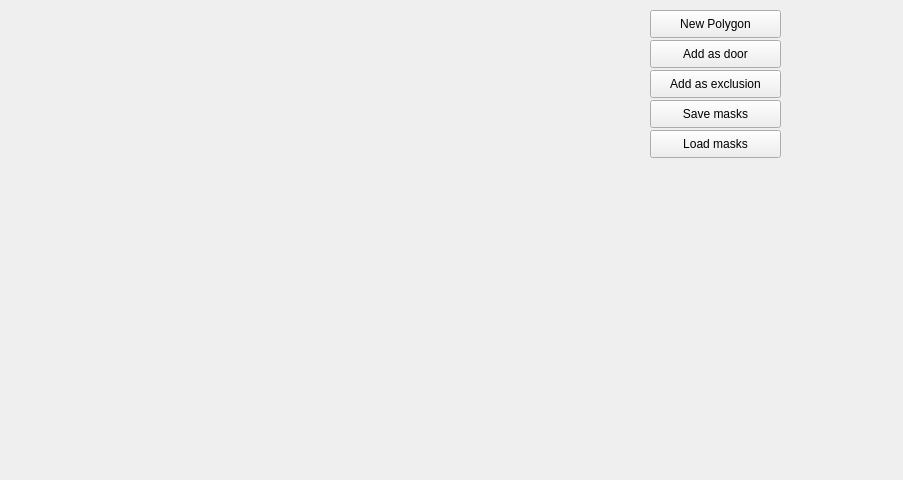
GroupDenseKitchen/KitchenOccupation, file src/Debugging/MainConfigurationWindow.ui: the form before one commit.
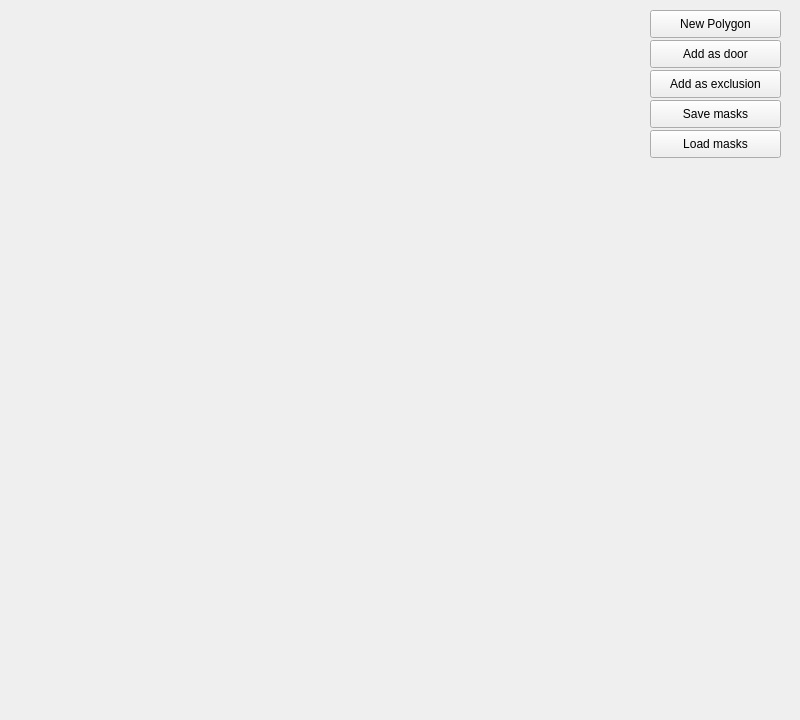
The form after the commit.

Commit message: ConfigGUI works rather nice actually

What changed in the file:
```diff
--- a/src/Debugging/MainConfigurationWindow.ui
+++ b/src/Debugging/MainConfigurationWindow.ui
@@ -6,8 +6,8 @@
    <rect>
     <x>0</x>
     <y>0</y>
-    <width>903</width>
-    <height>480</height>
+    <width>800</width>
+    <height>720</height>
    </rect>
   </property>
   <property name="windowTitle">
@@ -94,6 +94,38 @@
     <string>Load masks</string>
    </property>
   </widget>
+  <widget class="QLabel" name="doorMaskLabel">
+   <property name="geometry">
+    <rect>
+     <x>0</x>
+     <y>480</y>
+     <width>320</width>
+     <height>240</height>
+    </rect>
+   </property>
+   <property name="autoFillBackground">
+    <bool>true</bool>
+   </property>
+   <property name="text">
+    <string/>
+   </property>
+  </widget>
+  <widget class="QLabel" name="exclusionMaskLabel">
+   <property name="geometry">
+    <rect>
+     <x>320</x>
+     <y>480</y>
+     <width>320</width>
+     <height>240</height>
+    </rect>
+   </property>
+   <property name="autoFillBackground">
+    <bool>true</bool>
+   </property>
+   <property name="text">
+    <string/>
+   </property>
+  </widget>
  </widget>
  <resources/>
  <connections/>
```
The commit also changes 1 other file.
